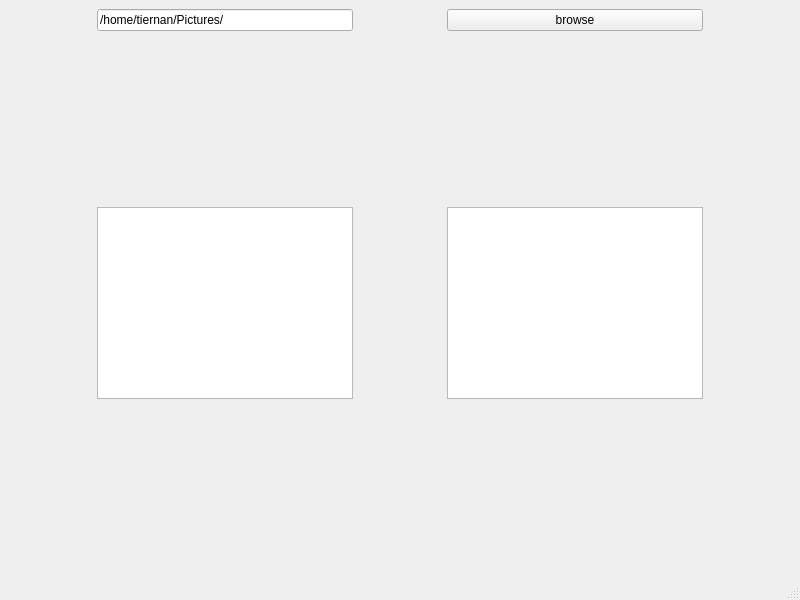
Before: the Qt Designer form ppm/form.ui in Tiernan8r/py_photo_manager, drawn with Qt 5.
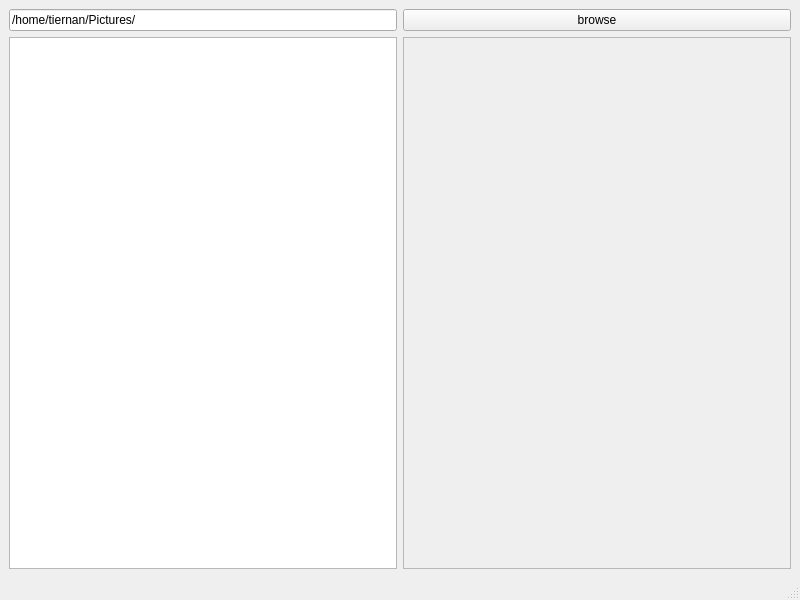
After: the same form once the commit is applied.

Commit message:
Add thumbnail browser:
When a directory is selected from the browse button, the images in
that directory are read, and thumbnails generated to be displayed in
the QScrollArea widget.

```diff
--- a/ppm/form.ui
+++ b/ppm/form.ui
@@ -15,104 +15,34 @@
   </property>
   <widget class="QWidget" name="centralwidget">
    <layout class="QGridLayout" name="gridLayout_2">
-    <item row="2" column="4">
-     <spacer name="horizontalSpacer_3">
-      <property name="orientation">
-       <enum>Qt::Horizontal</enum>
-      </property>
-      <property name="sizeHint" stdset="0">
-       <size>
-        <width>40</width>
-        <height>20</height>
-       </size>
-      </property>
-     </spacer>
-    </item>
-    <item row="2" column="3">
-     <widget class="QListView" name="images_list"/>
-    </item>
-    <item row="1" column="3">
-     <spacer name="verticalSpacer_2">
-      <property name="orientation">
-       <enum>Qt::Vertical</enum>
-      </property>
-      <property name="sizeHint" stdset="0">
-       <size>
-        <width>20</width>
-        <height>40</height>
-       </size>
-      </property>
-     </spacer>
-    </item>
-    <item row="2" column="2">
-     <spacer name="horizontalSpacer">
-      <property name="orientation">
-       <enum>Qt::Horizontal</enum>
-      </property>
-      <property name="sizeHint" stdset="0">
-       <size>
-        <width>40</width>
-        <height>20</height>
-       </size>
-      </property>
-     </spacer>
-    </item>
-    <item row="3" column="3">
-     <spacer name="verticalSpacer_4">
-      <property name="orientation">
-       <enum>Qt::Vertical</enum>
-      </property>
-      <property name="sizeHint" stdset="0">
-       <size>
-        <width>20</width>
-        <height>40</height>
-       </size>
-      </property>
-     </spacer>
-    </item>
-    <item row="3" column="1">
-     <spacer name="verticalSpacer_3">
-      <property name="orientation">
-       <enum>Qt::Vertical</enum>
-      </property>
-      <property name="sizeHint" stdset="0">
-       <size>
-        <width>20</width>
-        <height>40</height>
-       </size>
-      </property>
-     </spacer>
-    </item>
-    <item row="2" column="0">
-     <spacer name="horizontalSpacer_2">
-      <property name="orientation">
-       <enum>Qt::Horizontal</enum>
-      </property>
-      <property name="sizeHint" stdset="0">
-       <size>
-        <width>40</width>
-        <height>20</height>
-       </size>
-      </property>
-     </spacer>
-    </item>
-    <item row="1" column="1">
-     <spacer name="verticalSpacer">
-      <property name="orientation">
-       <enum>Qt::Vertical</enum>
-      </property>
-      <property name="sizeHint" stdset="0">
-       <size>
-        <width>20</width>
-        <height>40</height>
-       </size>
-      </property>
-     </spacer>
-    </item>
     <item row="2" column="1">
-     <widget class="QListView" name="files_list"/>
+     <widget class="QScrollArea" name="image_thumbnails">
+      <property name="widgetResizable">
+       <bool>true</bool>
+      </property>
+      <widget class="QWidget" name="scrollAreaWidgetContents">
+       <property name="geometry">
+        <rect>
+         <x>0</x>
+         <y>0</y>
+         <width>386</width>
+         <height>509</height>
+        </rect>
+       </property>
+      </widget>
+     </widget>
     </item>
     <item row="0" column="1">
+     <widget class="QPushButton" name="browse_folder_location">
+      <property name="text">
+       <string>browse</string>
+      </property>
+     </widget>
+    </item>
+    <item row="2" column="0">
+     <widget class="QListView" name="files_list"/>
+    </item>
+    <item row="0" column="0">
      <widget class="QLineEdit" name="folder_location">
       <property name="text">
        <string>/home/tiernan/Pictures/</string>
@@ -122,13 +52,6 @@
       </property>
      </widget>
     </item>
-    <item row="0" column="3">
-     <widget class="QPushButton" name="browse_folder_location">
-      <property name="text">
-       <string>browse</string>
-      </property>
-     </widget>
-    </item>
    </layout>
   </widget>
   <widget class="QMenuBar" name="menubar">
```
The commit also changes 5 other files.
